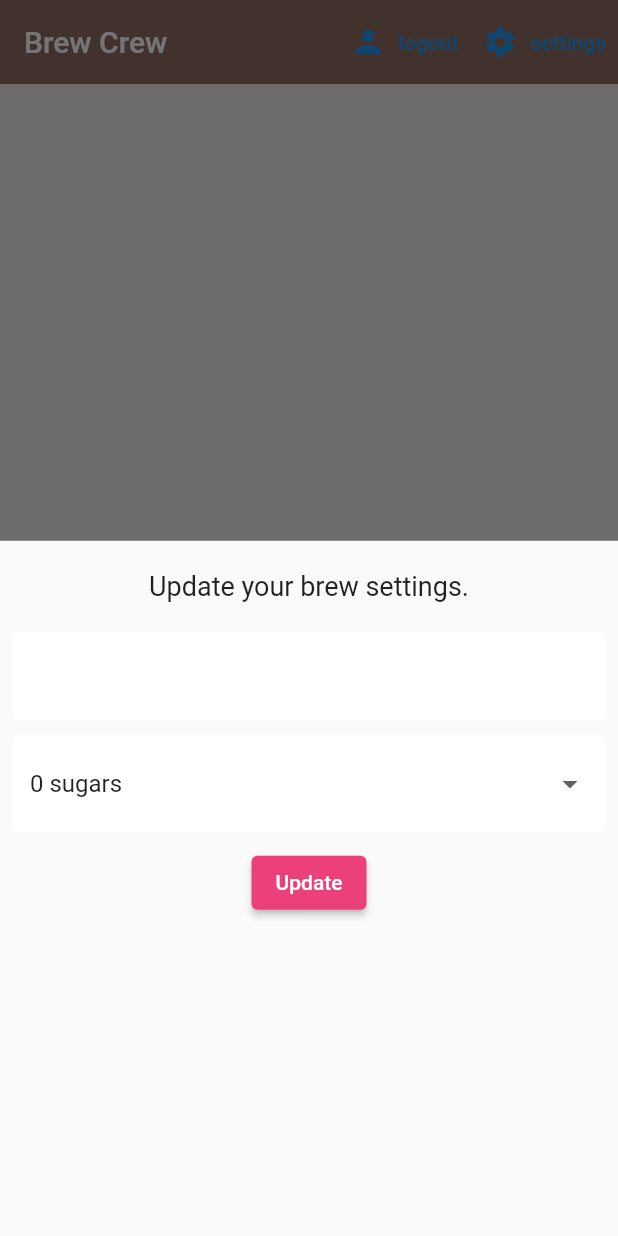
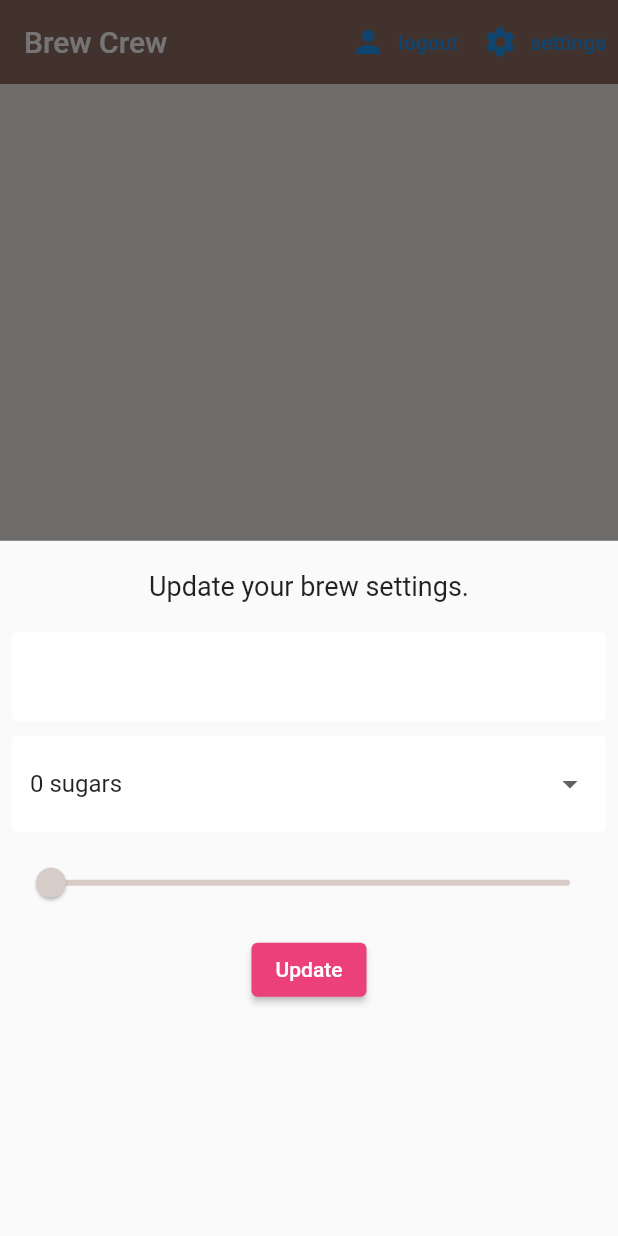
Before and after one commit to matthewyingtao/environ, a Flutter app: the screen it shows once a user with an empty profile is signed in, after a tap on "settings", on a phone screen of 412 x 824 dp. Run offline on Flutter 3.47's test engine with Material 2 defaults, Android fonts, the phone set to English and light mode, and no system bars; our stand-ins replace cloud_firestore, firebase_auth, firebase_core, flutter_spinkit; accounts and stored records are empty.

```diff
--- a/lib/models/user_model.dart
+++ b/lib/models/user_model.dart
@@ -3,3 +3,12 @@ class UserModel {
 
   UserModel({this.uid});
 }
+
+class UserData {
+  final String uid;
+  final String name;
+  final String sugars;
+  final int strength;
+
+  UserData({this.uid, this.name, this.sugars, this.strength});
+}
--- a/lib/screens/home/settings_form.dart
+++ b/lib/screens/home/settings_form.dart
@@ -44,6 +44,16 @@ class _SettingsFormState extends State<SettingsForm> {
             onChanged: (val) => setState(() => _currentSugars = val),
           ),
           SizedBox(height: 10.0),
+          Slider(
+            value: (_currentStrength ?? 100).toDouble(),
+            activeColor: Colors.brown[_currentStrength ?? 100],
+            inactiveColor: Colors.brown[_currentStrength ?? 100],
+            min: 100.0,
+            max: 900.0,
+            divisions: 8,
+            onChanged: (val) => setState(() => _currentStrength = val.round()),
+          ),
+          SizedBox(height: 10.0),
           ElevatedButton(
               style: ButtonStyle(
                 backgroundColor:
--- a/lib/services/auth.dart
+++ b/lib/services/auth.dart
@@ -1,5 +1,6 @@
 import 'package:brewcrew/models/user_model.dart';
 import 'package:brewcrew/services/database.dart';
+import 'package:cloud_firestore/cloud_firestore.dart';
 import 'package:firebase_auth/firebase_auth.dart';
 
 class AuthService {
```
Also changed, not shown: lib/services/database.dart (+14 -0 lines).
